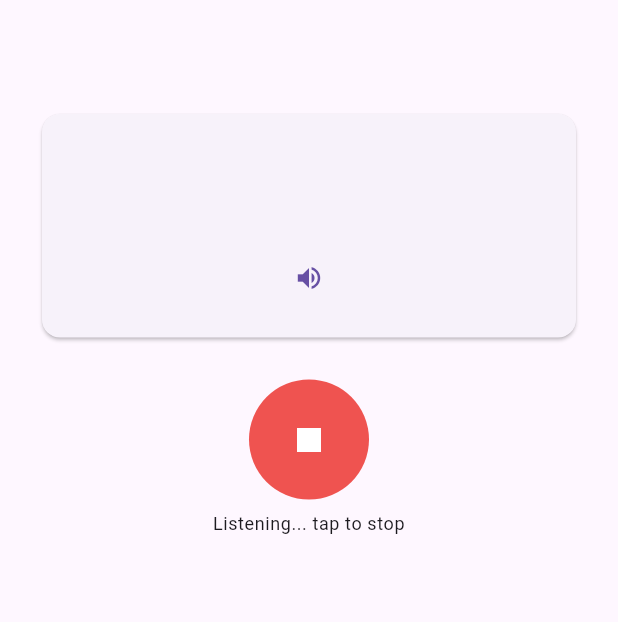
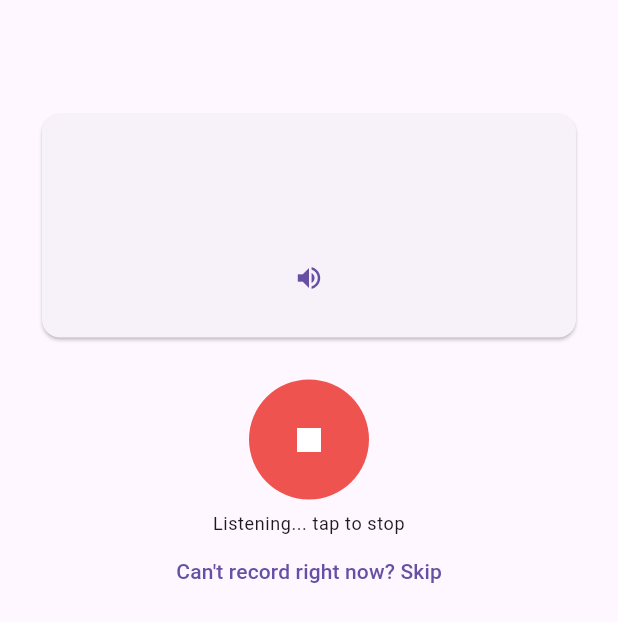
Before and after one commit to mahesh2017/ceskina-pro, a Flutter app: the _PronunciationView widget shown alone on an empty page, opened directly with empty values, after a tap on the "mic" icon, on a phone screen of 412 x 824 dp. Shown: the top 622 px of the screen. Run offline on Flutter 3.47's test engine with Material 3 defaults, Android fonts, the phone set to English and light mode, and no system bars; our stand-ins replace dio, drift, flutter_riverpod, flutter_secure_storage, flutter_tts, go_router and 4 more; accounts and stored records are empty; generated files the repository leaves out were written again.

Commit message:
Fix fill-blank input and pronunciation recognition in lessons
Fill-in-the-blank rendered no input field when a sentence used a blank
shorter than three underscores (e.g. unit01_lesson01's "M_sto"); the
blank pattern now matches one-or-more underscores.

Pronunciation recognition dropped everything unless the recognizer fired
a final result, which Czech/short utterances often don't — now the
latest partial transcription is kept and returned on timeout, and the
Czech locale id is resolved from the device (falling back to default)
instead of a hard-coded cs_CZ that may not exist. A skip action lets an
unavailable or flaky mic pass the exercise without a heart penalty, so
speech never hard-blocks lesson progress.

Co-Authored-By: Claude Opus 4.8 <noreply@anthropic.com>

```diff
--- a/lib/presentation/providers/stt_providers.dart
+++ b/lib/presentation/providers/stt_providers.dart
@@ -16,6 +16,7 @@ final sttServiceProvider = Provider<SttService>((ref) {
 class NativeSttService implements SttService {
   final SpeechToText _speech = SpeechToText();
   bool _initialized = false;
+  String? _czechLocaleId;
 
   Future<void> _ensureInitialized() async {
     if (_initialized) return;
@@ -27,6 +28,20 @@ class NativeSttService implements SttService {
         // Listening state changes
       },
     );
+    if (_initialized) {
+      // Resolve the device's Czech locale id once. The exact id varies by
+      // platform (cs_CZ, cs-CZ, cs); pick whatever the OS actually offers so
+      // listen() doesn't silently no-op on an unknown locale.
+      try {
+        final locales = await _speech.locales();
+        final cs = locales
+            .where((l) => l.localeId.toLowerCase().startsWith('cs'))
+            .toList();
+        _czechLocaleId = cs.isNotEmpty ? cs.first.localeId : null;
+      } catch (_) {
+        _czechLocaleId = null;
+      }
+    }
   }
 
   @override
@@ -64,14 +79,21 @@ class NativeSttService implements SttService {
 
     await _speech.listen(
       onResult: (recognition) {
-        if (recognition.finalResult) {
+        // Keep the latest transcription — partial OR final. Czech recognition
+        // (and short utterances) often never emit a final result, so relying
+        // only on finalResult loses everything the user said.
+        if (recognition.recognizedWords.isNotEmpty) {
           result = recognition.recognizedWords;
-          if (!completer.isCompleted) completer.complete(result);
+        }
+        if (recognition.finalResult && !completer.isCompleted) {
+          completer.complete(result);
         }
       },
       listenOptions: SpeechListenOptions(
         listenFor: timeout,
-        localeId: 'cs_CZ',
+        // Use the resolved Czech locale when available; otherwise fall back to
+        // the device default rather than a possibly-unknown 'cs_CZ'.
+        localeId: _czechLocaleId,
         listenMode: ListenMode.dictation,
       ),
     );
--- a/lib/presentation/widgets/lesson/exercise_widget.dart
+++ b/lib/presentation/widgets/lesson/exercise_widget.dart
@@ -421,8 +421,11 @@ class _FillBlankView extends StatefulWidget {
 }
 
 class _FillBlankViewState extends State<_FillBlankView> {
-  // Blanks are written as runs of 3+ underscores (content varies: ___ or _____).
-  static final _blankPattern = RegExp(r'_{3,}');
+  // Blanks are written as runs of underscores. Length varies across the
+  // content (a single "_" for one missing letter, "___"/"_____" for words),
+  // so match one-or-more. Underscores only ever appear as blanks in the
+  // sentence text, so this won't over-match.
+  static final _blankPattern = RegExp(r'_+');
 
   final Map<int, TextEditingController> _controllers = {};
   bool answered = false;
@@ -1036,6 +1039,24 @@ class _PronunciationViewState extends ConsumerState<_PronunciationView> {
             textAlign: TextAlign.center,
           ),
 
+          // Escape hatch: on-device Czech recognition can be unavailable or
+          // unreliable, and pronunciation should never hard-block progress.
+          // Skipping passes the exercise without a heart penalty.
+          if (!isProcessing)
+            TextButton(
+              onPressed: () => widget.onAnswered(ExerciseResult(
+                isCorrect: true,
+                explanation: 'Skipped — keep practising this one aloud with the '
+                    '🔊 button.',
+                correctAnswer: targetText,
+              )),
+              child: Text(
+                hasRecorded && (score ?? 0) == 0
+                    ? 'Mic not working? Skip'
+                    : "Can't record right now? Skip",
+              ),
+            ),
+
           // Score display
           if (hasRecorded && score != null) ...[
             const SizedBox(height: 24),
```
